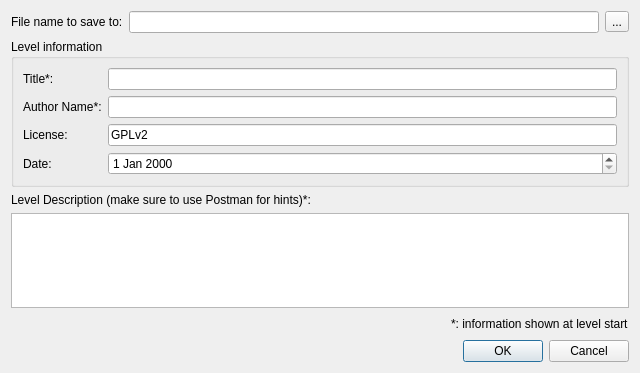
Qt form src/view/SaveLevelInfo.ui (the-butterfly-effect/tbe) before a commit.
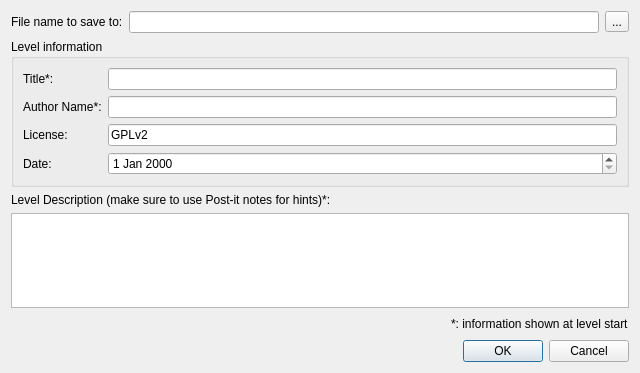
The same form after that commit.

```diff
--- a/src/view/SaveLevelInfo.ui
+++ b/src/view/SaveLevelInfo.ui
@@ -112,7 +112,7 @@
    <item>
     <widget class="QLabel" name="label_10">
      <property name="text">
-      <string>Level Description (make sure to use Postman for hints)*:</string>
+	  <string>Level Description (make sure to use Post-it notes for hints)*:</string>
      </property>
     </widget>
    </item>
```
